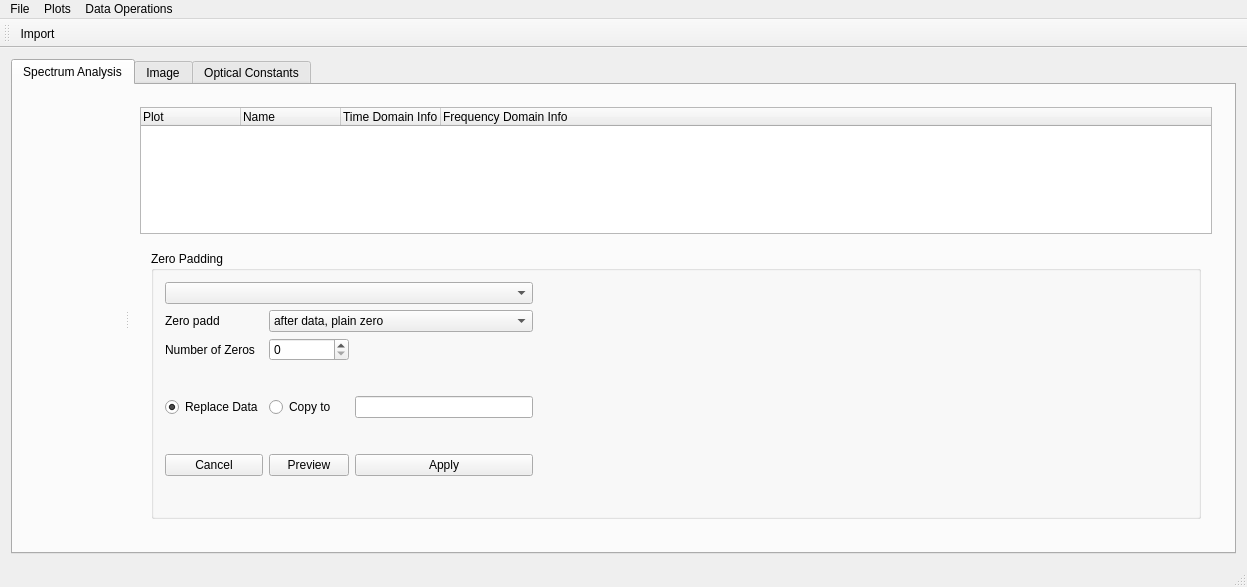
DavidJahn86/terapy, file mainwindow.ui: the form before one commit.
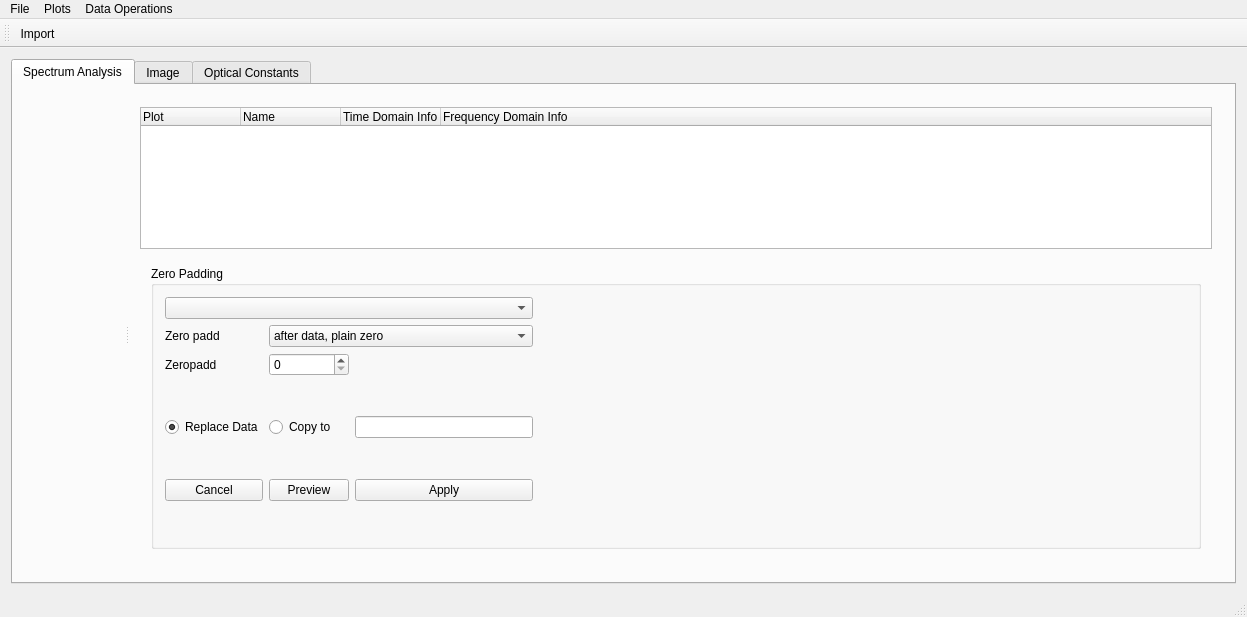
The form after the commit. The open tabs and pages were chosen to show the change. Icons and pictures are not drawn. Custom widgets are drawn as their Qt base class.

Commit message: changed some bugs in user interface

```diff
--- a/mainwindow.ui
+++ b/mainwindow.ui
@@ -7,7 +7,7 @@
     <x>0</x>
     <y>0</y>
     <width>1247</width>
-    <height>587</height>
+    <height>617</height>
    </rect>
   </property>
   <property name="sizePolicy">
@@ -380,7 +380,7 @@
                      <item row="3" column="0">
                       <widget class="QLabel" name="label_7">
                        <property name="text">
-                        <string>Number of Zeros</string>
+                        <string>Zeropadd </string>
                        </property>
                       </widget>
                      </item>
```
The commit also changes 2 other files.
